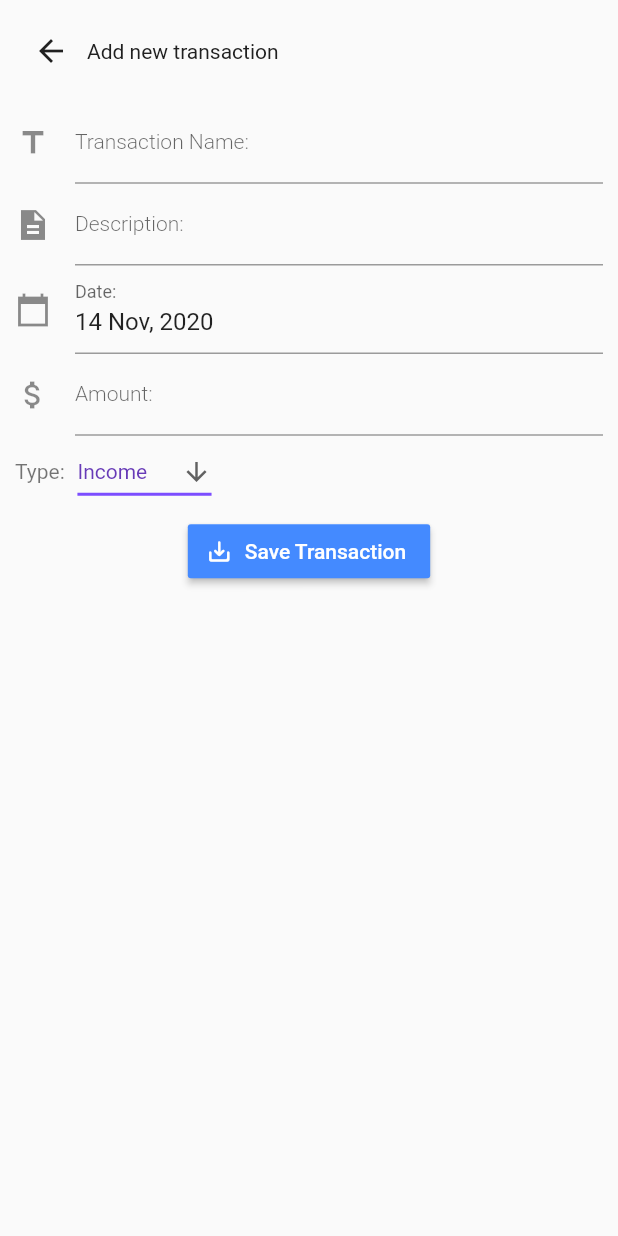
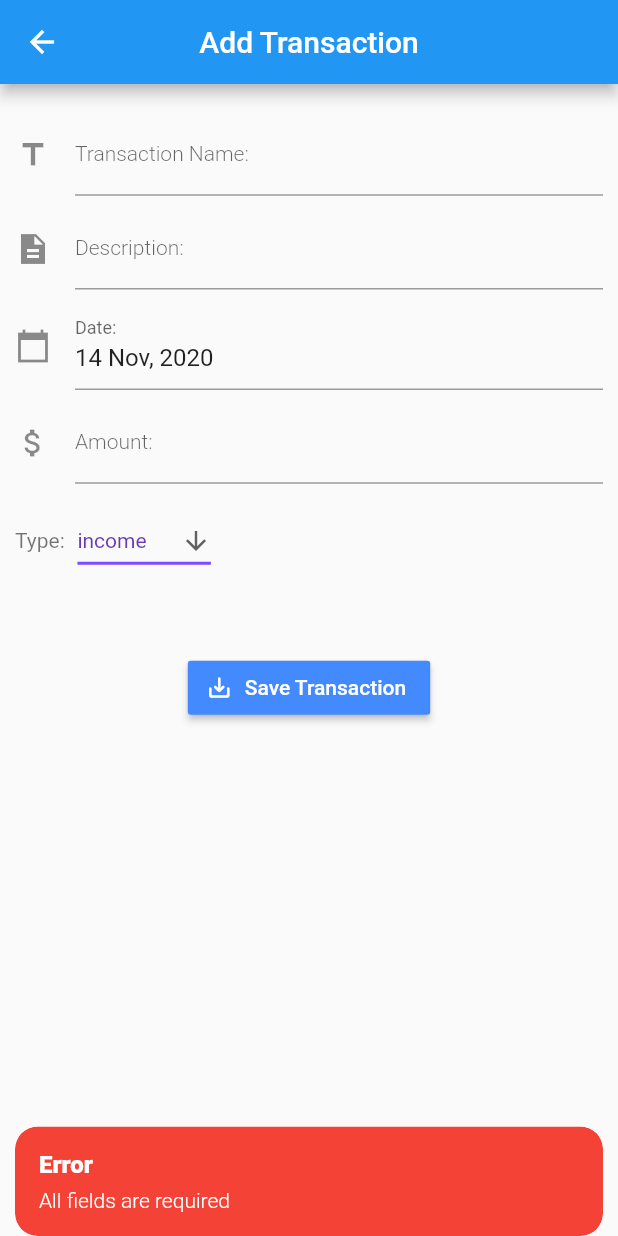
Before and after one commit to melchorlapinigjr/money_manager, a Flutter app: the screen it shows after launch, item 2 of the bottom bar chosen, after a tap on "Save Transaction", on a phone screen of 412 x 824 dp. Run offline on Flutter 3.47's test engine with Material 2 defaults, Android fonts, the phone set to English and light mode, and no system bars; drawn by our look-alikes of date_time_picker; our stand-ins replace flutter_masked_text, get, sembast; missing offline and left inert: better_uuid, encrypt; Roboto replaces fonts that are missing (Poppins); statements that could not run were skipped.

Commit message:
add transaction database integration

```diff
--- /dev/null
+++ b/lib/controller/add_transaction_controller.dart
@@ -0,0 +1,82 @@
+import 'package:flutter/cupertino.dart';
+import 'package:flutter/material.dart';
+import 'package:flutter_masked_text/flutter_masked_text.dart';
+import 'package:get/get.dart';
+
+import '../model/resources/transaction.dart';
+import '../repository/transaction_repository.dart';
+
+class AddTransactionController extends GetxController {
+  final List<String> transactionType = <String>[
+    'income',
+    'expense',
+    'investment'
+  ];
+  final MaskedTextController amountMaskController =
+      MaskedTextController(mask: '000,000.00');
+  final TransactionRepository repository = TransactionRepository();
+
+  TextEditingController nameController = TextEditingController();
+  TextEditingController descriptionController = TextEditingController();
+  TextEditingController amountController = TextEditingController();
+  TextEditingController dateController = TextEditingController();
+  DateTime date = DateTime.now();
+  RxString selectedType = 'income'.obs;
+
+  void save() async {
+    if (!_isValid()) {
+      Get.snackbar(
+        'Error',
+        'All fields are required',
+        snackPosition: SnackPosition.BOTTOM,
+        backgroundColor: Colors.red,
+        colorText: Colors.white,
+      );
+      return;
+    }
+
+    Transaction transaction = Transaction(
+      id: generateUniqueID(),
+      name: nameController.text,
+      description: nameController.text,
+      amount: _getDoubleValue(amountController.text),
+      date: date,
+      type: selectedType.value,
+    );
+
+    print(transaction.toSembastMap().toString());
+
+    try {
+      await repository.upsert(transaction);
+      Get.back();
+    } catch (ex) {
+      Get.snackbar(
+        'Error',
+        'Unexpected Error!',
+        snackPosition: SnackPosition.BOTTOM,
+        backgroundColor: Colors.red,
+        colorText: Colors.white,
+      );
+    }
+  }
+
+  bool _isValid() {
+    return nameController.text.isNotEmpty &&
+        descriptionController.text.isNotEmpty &&
+        amountController.text.isNotEmpty &&
+        _getDoubleValue(amountController.text) > 0;
+  }
+
+  double _getDoubleValue(String val) {
+    return double.tryParse(val.replaceAll(',', ''));
+  }
+
+  @override
+  void dispose() {
+    nameController.dispose();
+    descriptionController.dispose();
+    amountController.dispose();
+    dateController.dispose();
+    super.dispose();
+  }
+}
--- a/lib/dao/transaction_dao.dart
+++ b/lib/dao/transaction_dao.dart
@@ -10,6 +10,7 @@ class TransactionDao{
   intMapStoreFactory.store(DBKeys.DB_TRANSACTION_KEY);
 
   Future<void> updateOrInsert(resource.Transaction transaction) async {
+
     await _store
         .record(transaction.id)
         .put(await _db, transaction.toSembastMap());
--- /dev/null
+++ b/lib/enum/transaction_type.dart
@@ -0,0 +1,26 @@
+enum TransactionType{
+  income,
+  expense,
+  investment
+}
+
+extension TransactionTypeToString on TransactionType{
+  String get convertString{
+    String val;
+
+    switch (this){
+      case TransactionType.income:
+        val = 'income';
+      break;
+
+      case TransactionType.expense:
+        val = 'expense';
+        break;
+
+      case TransactionType.investment:
+        val = 'investment';
+        break;
+    }
+    return val;
+  }
+}
--- a/lib/main.dart
+++ b/lib/main.dart
@@ -1,7 +1,10 @@
 import 'package:flutter/material.dart';
-import 'package:money_manager/pages/home.dart';
+import 'package:get/get.dart';
 
-void main() {
+import 'pages/home.dart';
+import 'repository/db_repository.dart';
+
+void main(){
   runApp(MyApp());
 }
 
@@ -9,7 +12,8 @@ class MyApp extends StatelessWidget {
   // This widget is the root of your application.
   @override
   Widget build(BuildContext context) {
-    return MaterialApp(
+    DBRepository.instance.init();
+    return GetMaterialApp(
       title: 'Money Manager',
       debugShowCheckedModeBanner: false,
       theme: ThemeData(
--- a/lib/model/resources/transaction.dart
+++ b/lib/model/resources/transaction.dart
@@ -1,3 +1,5 @@
+import 'package:better_uuid/uuid.dart';
+
 import './base_resource.dart';
 
 class Transaction extends BaseResource {
@@ -8,7 +10,7 @@ class Transaction extends BaseResource {
     this.date,
     this.amount,
     this.type,
-    this.categoryID,
+    this.categoryID=0,
     Map<String, dynamic> json,
   }) : super(json);
 
@@ -49,10 +51,15 @@ class Transaction extends BaseResource {
     'id': id,
     'name' : name,
     'description' : description,
-    'date' : date,
+    'date' : date.toString(),
     'amount' : amount,
     'type' : type,
     'category_id' : categoryID,
   };
 
 }
+
+int generateUniqueID(){
+  var id = Uuid.v1();
+  return id.time;
+}
--- a/lib/pages/add_transaction.dart
+++ b/lib/pages/add_transaction.dart
@@ -1,7 +1,9 @@
 import 'package:date_time_picker/date_time_picker.dart';
 import 'package:flutter/material.dart';
-import 'package:flutter_masked_text/flutter_masked_text.dart';
+import 'package:get/get.dart';
 import 'package:money_manager/utils.dart';
+
+import '../controller/add_transaction_controller.dart';
 
 class AddTransaction extends StatefulWidget {
   @override
@@ -9,45 +11,58 @@ class AddTransaction extends StatefulWidget {
 }
 
 class _AddTransactionState extends State<AddTransaction> {
-  var amountController = MaskedTextController(mask: '000.000.00');
-  String dropdownValue = "Income";
+  final AddTransactionController controller =
+      Get.put(AddTransactionController());
 
   @override
   Widget build(BuildContext context) {
     return Scaffold(
+      appBar: AppBar(
+        title: const Text("Add Transaction"),
+        centerTitle: true,
+      ),
       body: SafeArea(
-        child: Expanded(
         child: Container(
-            margin: EdgeInsets.all(10),
+          margin: const EdgeInsets.all(10),
           child: Column(
             children: [
-                Row(
-                  children: [
-                    IconButton(
-                      icon: Icon(Icons.arrow_back),
-                      onPressed: () {
-                        Navigator.pop(context);
-                      },
-                    ),
-                    Text(
-                      'Add new transaction',
-                      style: TextStyle(color: SemiBlackbg),
-                    ),
+              ..._buildTransactionName(),
+              ..._buildDescription(),
+              ..._buildDate(),
+              ..._buildAmount(),
+              ..._buildType(),
+              _buildButton(),
             ],
           ),
-                SizedBox(height: 10),
+        ),
+      ),
+    );
+  }
+
+  List<Widget> _buildTransactionName() => <Widget>[
+        const SizedBox(height: 10),
         TextFormField(
-                  style: itemListTitleStyle,
-                  decoration: InputDecoration(
+          controller: controller.nameController,
+          style: itemListTitleStyleBlack,
+          decoration: const InputDecoration(
               icon: Icon(Icons.title), labelText: 'Transaction Name:'),
         ),
+      ];
+
+  List<Widget> _buildDescription() => <Widget>[
+        const SizedBox(height: 8),
         TextFormField(
-                  style: itemListTitleStyle,
-                  decoration: InputDecoration(
+          controller: controller.descriptionController,
+          style: itemListTitleStyleBlack,
+          decoration: const InputDecoration(
               icon: Icon(Icons.description_sharp),
               hintText: 'Transaction description.',
               labelText: 'Description:'),
         ),
+      ];
+
+  List<Widget> _buildDate() => <Widget>[
+        const SizedBox(height: 8),
         DateTimePicker(
           icon: Icon(Icons.calendar_today_sharp),
           dateMask: 'd MMM, yyyy',
@@ -55,71 +70,65 @@ class _AddTransactionState extends State<AddTransaction> {
           firstDate: DateTime(2020),
           lastDate: DateTime(2100),
           dateLabelText: 'Date:',
-                  onChanged: (val) => print(val),
-                  validator: (val) {
-                    print(val);
-                    return null;
-                  },
-                  onSaved: (val) => print(val),
+          onChanged: (val) => controller.date = DateTime.parse(val),
         ),
+      ];
+
+  List<Widget> _buildAmount() => <Widget>[
+        const SizedBox(height: 8),
         TextFormField(
-                  style: itemListTitleStyle,
-                  decoration: InputDecoration(
+          controller: controller.amountController,
+          style: itemListTitleStyleBlack,
+          decoration: const InputDecoration(
               icon: Icon(Icons.attach_money_sharp),
               hintText: 'Transaction amount.',
               labelText: 'Amount:'),
-                  controller: amountController,
         ),
+      ];
+
+  List<Widget> _buildType() => <Widget>[
+        const SizedBox(height: 14),
         Row(
           children: [
             Text(
               "Type: ",
-                      style: TextStyle(
+              style: const TextStyle(
                 color: Colors.black54,
               ),
             ),
-                    SizedBox(
+            const SizedBox(
               width: 5,
             ),
-                    DropdownButton<String>(
-                      value: dropdownValue,
-                      icon: Icon(Icons.arrow_downward),
+            Obx(() => DropdownButton<String>(
+                  value: controller.selectedType.value,
+                  icon: const Icon(Icons.arrow_downward),
                   iconSize: 20,
-                      style: TextStyle(color: Colors.deepPurple),
+                  style: const TextStyle(color: Colors.deepPurple),
                   underline: Container(
                     height: 2,
                     color: Colors.deepPurpleAccent,
                   ),
                   onChanged: (String newValue) {
-                        setState(() {
-                          dropdownValue = newValue;
-                        });
+                    controller.selectedType.value = newValue;
                   },
-                      items: <String>['Income', 'Expense', 'Investment']
+                  items: controller.transactionType
                       .map<DropdownMenuItem<String>>((String value) {
                     return DropdownMenuItem<String>(
                       value: value,
                       child: Text(value),
                     );
                   }).toList(),
-                    ),
+                )),
           ],
         ),
-                SizedBox(height: 5),
-                RaisedButton.icon(
-                  icon: Icon(Icons.save_alt_rounded, size: 18),
+        const SizedBox(height: 50),
+      ];
+
+  Widget _buildButton() => RaisedButton.icon(
+        icon: const Icon(Icons.save_alt_rounded, size: 18),
         textColor: Colors.white,
         color: Colors.blueAccent,
-                  onPressed: () {
-                    // Respond to button press
-                  },
-                  label: Text("Save Transaction"),
-                ),
-              ],
-            ),
-          ),
-        ),
-      ),
+        onPressed:()=>controller.save(),
+        label: const Text("Save Transaction"),
       );
 }
-}
--- a/lib/pages/home.dart
+++ b/lib/pages/home.dart
@@ -1,7 +1,6 @@
 import 'package:flutter/material.dart';
 import 'package:money_manager/utils.dart';
 import 'package:money_manager/widgets/footer_widget.dart';
-import 'package:money_manager/widgets/header_widget.dart';
 
 class MoneyHomePage extends StatefulWidget {
   @override
@@ -12,14 +11,15 @@ class _MoneyHomePageState extends State<MoneyHomePage> {
   @override
   Widget build(BuildContext context) {
     return Scaffold(
+      appBar: AppBar(
+        title: Text('Money Manager'),
+        backgroundColor: Blackbg,
+        leading: Icon(Icons.menu),
+      ),
       backgroundColor: Blackbg,
       body: SafeArea(
         child: Column(
           children: [
-            MyHeaderMenu(),
-            SizedBox(
-              height: 10,
-            ),
             Expanded(
               child: Container(
                 height: 170,
--- a/lib/repository/transaction_repository.dart
+++ b/lib/repository/transaction_repository.dart
@@ -4,7 +4,7 @@ import 'package:money_manager/model/resources/transaction.dart';
 class TransactionRepository{
   final TransactionDao _dao = TransactionDao();
 
-  Future<void> updateOrInsert(Transaction transaction) async {
+  Future<void> upsert(Transaction transaction) async {
     //update db
     _dao.updateOrInsert(transaction);
   }
--- a/lib/utils.dart
+++ b/lib/utils.dart
@@ -29,6 +29,12 @@ var itemListTitleStyle = TextStyle(
   color: Colors.white,
 );
 
+var itemListTitleStyleBlack = TextStyle(
+  fontSize: 14,
+  fontWeight: FontWeight.w300,
+  color: Colors.black,
+);
+
 var itemListPriceIncomeStyle = TextStyle(
   fontSize: 12,
   fontWeight: FontWeight.w300,
--- a/lib/widgets/footer_widget.dart
+++ b/lib/widgets/footer_widget.dart
@@ -1,4 +1,5 @@
 import 'package:flutter/material.dart';
+import 'package:get/get.dart';
 import 'package:money_manager/pages/add_transaction.dart';
 
 class FooterWidget extends StatefulWidget {
@@ -11,8 +12,7 @@ class _FooterWidgetState extends State<FooterWidget> {
 
   void _onItemTapped(int index) {
     if (index == 1) {
-      Navigator.push(
-          context, MaterialPageRoute(builder: (context) => AddTransaction()));
+      Get.to(AddTransaction());
     } else {
       print("pressed.");
     }
--- a/lib/widgets/header_widget.dart
+++ b/lib/widgets/header_widget.dart
@@ -22,10 +22,6 @@ class _MyHeaderMenuState extends State<MyHeaderMenu> {
           SizedBox(
             width: 8,
           ),
-          Text(
-            "Money Manager",
-            style: TextStyle(color: Colors.white),
-          ),
           Expanded(
             child: Row(
               mainAxisAlignment: MainAxisAlignment.end,
--- a/pubspec.yaml
+++ b/pubspec.yaml
@@ -30,6 +30,9 @@ dependencies:
   path_provider: ^1.6.21
   date_time_picker: ^1.1.0
   flutter_masked_text: ^0.8.0
+  get: ^3.17.1
+  oktoast: ^2.3.2
+  better_uuid: ^0.1.2
 
   # The following adds the Cupertino Icons font to your application.
   # Use with the CupertinoIcons class for iOS style icons.
```
Also changed, not shown: pubspec.lock, 2 other files. Lines whose indentation alone changed are shown as unchanged.
